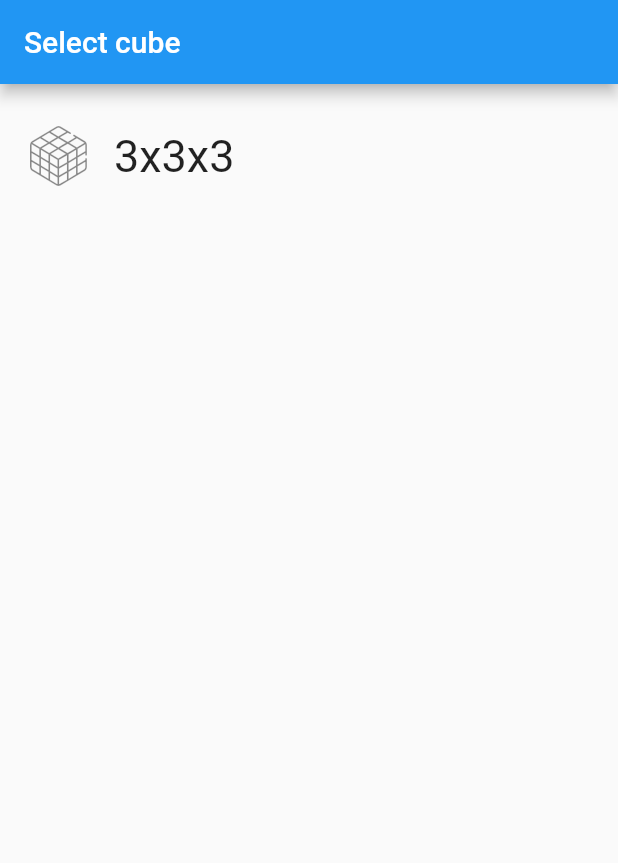
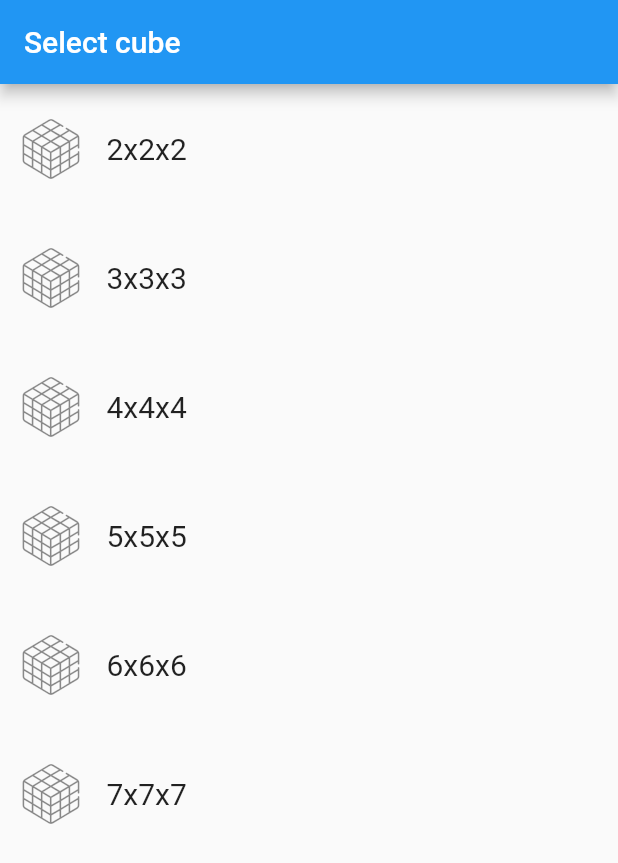
Before and after one commit to PatrykKot/cube-timer-mobile, a Flutter app: the screen it shows after launch, on a phone screen of 412 x 824 dp. Shown: the top 863 px of the screen. Run offline on Flutter 3.47's test engine with Material 2 defaults, Android fonts, the phone set to English and light mode, and no system bars; generated files the repository leaves out were written again.

Commit message:
Added more cubes

```diff
--- a/lib/app/cube/page/CubeSelectPage.dart
+++ b/lib/app/cube/page/CubeSelectPage.dart
@@ -31,10 +31,10 @@ class _CubeSelectPageState extends State<CubeSelectPage> {
   List<Widget> buildCubeTypesList() {
     return CubeType.values
         .map((cubeType) => ListTile(
-              contentPadding: EdgeInsets.all(20),
+              contentPadding: EdgeInsets.all(15),
               title: Text(
                 CubeTypeHelper.getText(cubeType),
-                style: TextStyle(fontSize: 30),
+                style: TextStyle(fontSize: 20),
               ),
               leading: Icon(CubeIcon.rubik, size: 40),
               onTap: () {
--- a/lib/app/cube/type/CubeType.dart
+++ b/lib/app/cube/type/CubeType.dart
@@ -1,14 +1,14 @@
 enum CubeType {
-  CUBE_3x3
+  CUBE_2x2x2,
+  CUBE_3x3x3,
+  CUBE_4x4x4,
+  CUBE_5x5x5,
+  CUBE_6x6x6,
+  CUBE_7x7x7
 }
 
 class CubeTypeHelper {
   static String getText(CubeType type) {
-    switch (type) {
-      case CubeType.CUBE_3x3:
-        return '3x3x3';
-      default:
-        throw Exception();
-    }
+    return type.toString().split('.').last.replaceAll("CUBE_", "");
   }
 }
--- a/lib/app/timer/page/TimerPage.dart
+++ b/lib/app/timer/page/TimerPage.dart
@@ -1,12 +1,12 @@
+import 'dart:async';
+
 import 'package:cube_timer/app/cube/type/CubeType.dart';
 import 'package:cube_timer/app/practice/domain/PracticeDomain.dart';
 import 'package:cube_timer/app/practice/service/PracticeService.dart';
 import 'package:cube_timer/app/scramble/dto/Scramble.dart';
-import 'package:cube_timer/app/scramble/service/ScrambleService.dart';
 import 'package:cube_timer/app/timer/domain/SolveDomain.dart';
 import 'package:cube_timer/app/timer/helper/SolveHelper.dart';
 import 'package:flutter/material.dart';
-import 'dart:async';
 import 'package:uuid/uuid.dart';
 
 class TimerPage extends StatefulWidget {
@@ -30,14 +30,12 @@ class _TimerPageState extends State<TimerPage> {
   String solveId;
 
   Scramble scramble;
-  var scrambleService = ScrambleService();
 
   @override
   void initState() {
     super.initState();
 
     solveId = randomUuid();
-    scrambleService.fetch();
   }
 
   @override
```
Also changed, not shown: lib/app/practice/service/PracticeService.dart (+6 -4 lines), lib/app/scramble/service/ScrambleService.dart (deleted, +0 -55 lines), lib/app/domain/PracticesDomain.g.dart, lib/app/timer/domain/SolveDomain.g.dart, pubspec.lock.
